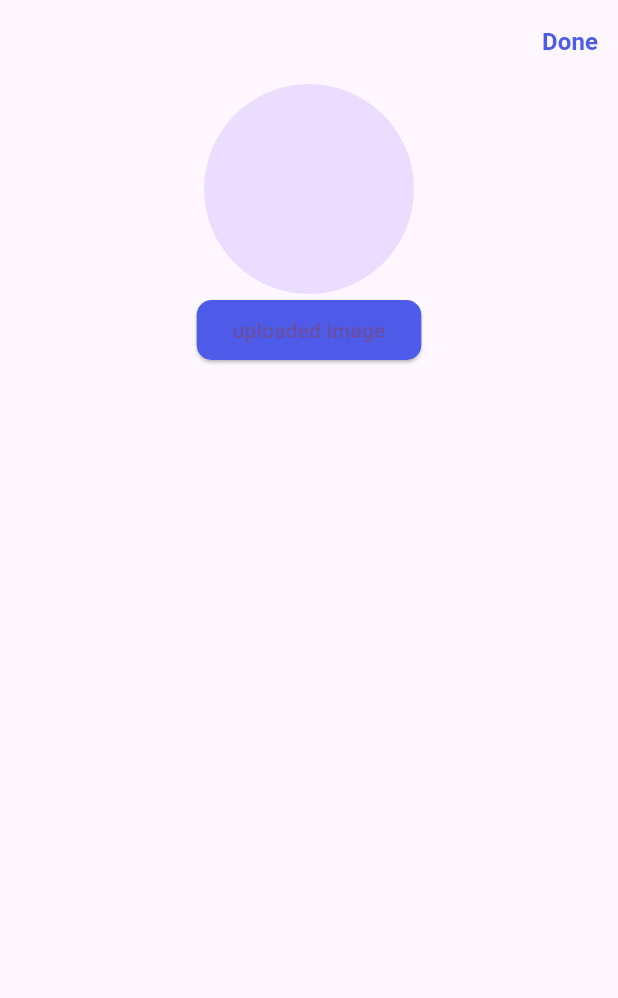
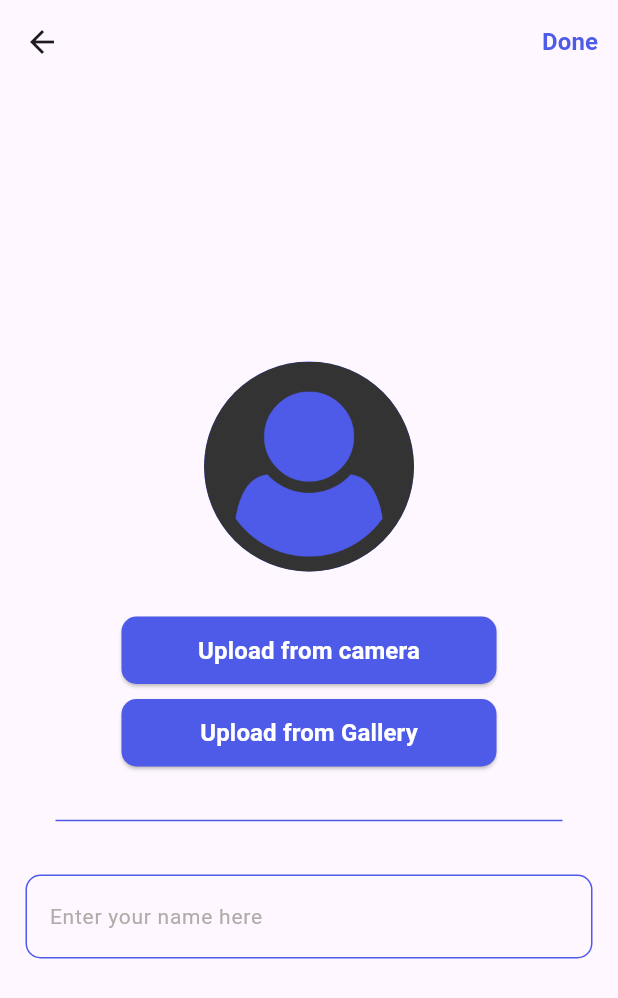
Before and after one commit to bemenbassemedwar/taskati, a Flutter app: the UploadScreen screen opened directly, on a phone screen of 412 x 824 dp. Shown: the top 998 px of the screen. Run offline on Flutter 3.47's test engine with Material 3 defaults, Android fonts, the phone set to English and light mode, and no system bars; our stand-ins replace date_picker_timeline, gap, hive, hive_flutter, image_picker, lottie; accounts and stored records are empty.

Commit message:
home&upload&cash

```diff
--- a/lib/core/utils/colors.dart
+++ b/lib/core/utils/colors.dart
@@ -1,9 +1,12 @@
 import 'dart:ui';
 
+import 'package:flutter/material.dart';
+
 class AppColor {
- static Color primaryColor = Color(0xff4E5AE8);
- static Color orangeColor = Color(0xffFF8746);
- static Color redColor = Color(0xffFF4667);
- static Color darkblueColor = Color(0xff121212);
- static Color greyColor = Color(0xffB4AAAA);
+  static Color primaryColor = const Color(0xff4E5AE8);
+  static Color orangeColor = const Color(0xffFF8746);
+  static Color redColor = const Color(0xffFF4667);
+  static Color darkblueColor = const Color(0xff121212);
+  static Color greyColor = const Color(0xffB4AAAA);
+  static Color whiteColor = Colors.white;
 }
--- a/lib/core/utils/text_Styles.dart
+++ b/lib/core/utils/text_Styles.dart
@@ -10,7 +10,7 @@ TextStyle getTitleTextStyle(
       fontWeight: fontWeight ?? FontWeight.bold);
 }
 
-TextStyle getBodyTextStyle(
+TextStyle getBodyTextStyle(BuildContext context,
     {double? fontSize, Color? color, FontWeight? fontWeight}) {
   return TextStyle(
       color: color ?? AppColor.darkblueColor,
--- a/lib/core/widgets/custom_button.dart
+++ b/lib/core/widgets/custom_button.dart
@@ -1,21 +1,42 @@
+import 'package:date_picker_timeline/extra/color.dart';
+import 'package:flutter/material.dart';
+import 'package:taskatii/core/utils/colors.dart';
+import 'package:taskatii/core/utils/text_Styles.dart';
 
-import 'package:flutter/material.dart';
+class CustomButton extends StatelessWidget {
+  const CustomButton({
+    super.key,
+    this.width = 250,
+    this.height = 45,
+    required this.text,
+    this.bgColor,
+    this.textColor,
+    required this.onPressed,
+  });
 
-import '../utils/colors.dart';
-
-class custombutton extends StatelessWidget {
-  const custombutton({
-    super.key,
-  });
+  final double width;
+  final double height;
+  final Color? bgColor;
+  final Color? textColor;
+  final String text;
+  final Function() onPressed;
 
   @override
   Widget build(BuildContext context) {
-    return ElevatedButton(
-        onPressed: () {},
-        style: ElevatedButton.styleFrom(
-            backgroundColor: AppColor.primaryColor,
-            shape: RoundedRectangleBorder(
-                borderRadius: BorderRadius.circular(10))),
-        child: const Text('uploaded image'));
+    return SizedBox(
+        width: width,
+        height: height,
+        child: ElevatedButton(
+            style: ElevatedButton.styleFrom(
+                backgroundColor: bgColor ?? AppColor.primaryColor,
+                shape: RoundedRectangleBorder(
+                  borderRadius: BorderRadius.circular(10),
+                )),
+            onPressed: onPressed,
+            child: Text(
+              text,
+              style: getBodyTextStyle(context,
+                  color: textColor ?? AppColor.whiteColor),
+            )));
   }
 }
--- a/lib/feature/upload/upload_screen.dart
+++ b/lib/feature/upload/upload_screen.dart
@@ -1,6 +1,12 @@
 import 'package:flutter/material.dart';
+import 'package:gap/gap.dart';
+import 'package:hive_flutter/hive_flutter.dart';
+import 'package:image_picker/image_picker.dart';
+import 'package:taskatii/core/functions/dailogs.dart';
+import 'package:taskatii/core/functions/navigation.dart';
 import 'package:taskatii/core/utils/colors.dart';
 import 'package:taskatii/core/utils/text_Styles.dart';
+import 'package:taskatii/feature/home/home_view.dart';
 
 import '../../core/widgets/custom_button.dart';
 
@@ -12,29 +18,102 @@ class UploadScreen extends StatefulWidget {
 }
 
 class _UploadScreenState extends State<UploadScreen> {
+  String? path;
+  String name = '';
   @override
   Widget build(BuildContext context) {
     return Scaffold(
       appBar: AppBar(
         actions: [
           TextButton(
-              onPressed: () {},
+              onPressed: () async {
+                if (path == null && name.isEmpty) {
+                  showErrorDialog(
+                      context, 'Please upload your image and enter your name');
+                } else if (path == null && name.isNotEmpty) {
+                  showErrorDialog(context, 'Please upload your image');
+                } else if (path != null && name.isEmpty) {
+                  showErrorDialog(context, 'Please enter your name');
+                } else {
+                  var box = Hive.box('user');
+                await  box.put('isupload', true);
+                  pushWithReplacement(context, const HomeScreen());
+                }
+              },
               child: Text(
                 'Done',
-                style: getBodyTextStyle(color: AppColor.primaryColor),
+                style: getBodyTextStyle(context, color: AppColor.primaryColor),
               ))
         ],
       ),
-      body: const Center(
+      body: Center(
+        child: Padding(
+          padding: const EdgeInsets.all(17),
           child: Column(
+            mainAxisAlignment: MainAxisAlignment.center,
             children: [
               CircleAvatar(
                 radius: 70,
+                backgroundImage: path != null
+                    ? AssetImage(path!)
+                    : const AssetImage('assets/images/user.png'),
+                backgroundColor: AppColor.primaryColor,
               ),
-            custombutton()
+              const Gap(30),
+              CustomButton(
+                  text: 'Upload from camera',
+                  onPressed: () async {
+                    await uploadImage(isCamera: true);
+                  }),
+              const Gap(10),
+              CustomButton(
+                  text: 'Upload from Gallery',
+                  onPressed: () async {
+                    await uploadImage(isCamera: false);
+                  }),
+              const Gap(28),
+              Divider(
+                color: AppColor.primaryColor,
+                indent: 20,
+                endIndent: 20,
+              ),
+              const Gap(28),
+              TextFormField(
+                onChanged: (value) {
+                  name = value;
+                },
+                decoration: InputDecoration(
+                    hintText: ('Enter your name here'),
+                    hintStyle: getSmallTextStyle(),
+                    enabledBorder: OutlineInputBorder(
+                        borderSide: BorderSide(color: AppColor.primaryColor),
+                        borderRadius: BorderRadius.circular(10)),
+                    focusedBorder: OutlineInputBorder(
+                        borderSide: BorderSide(color: AppColor.primaryColor),
+                        borderRadius: BorderRadius.circular(10)),
+                    errorBorder: OutlineInputBorder(
+                        borderSide: BorderSide(color: AppColor.primaryColor),
+                        borderRadius: BorderRadius.circular(10)),
+                    focusedErrorBorder: OutlineInputBorder(
+                        borderSide: BorderSide(color: AppColor.primaryColor),
+                        borderRadius: BorderRadius.circular(10))),
+              )
             ],
+          ),
         ),
       ),
     );
   }
+
+  uploadImage({required bool isCamera}) async {
+    await ImagePicker()
+        .pickImage(source: isCamera ? ImageSource.camera : ImageSource.gallery)
+        .then((value) {
+      if (value != null) {
+        setState(() {
+          path = value.path;
+        });
       }
+    });
+  }
+}
```
Also changed, not shown: lib/core/functions/dailogs.dart (added, +7 -0 lines), lib/feature/home/home_view.dart (added, +21 -0 lines), lib/feature/intro/splash_screen.dart (+10 -2 lines), lib/main.dart (+6 -2 lines), assets/images/user.png (added). Lines whose indentation alone changed are shown as unchanged.
